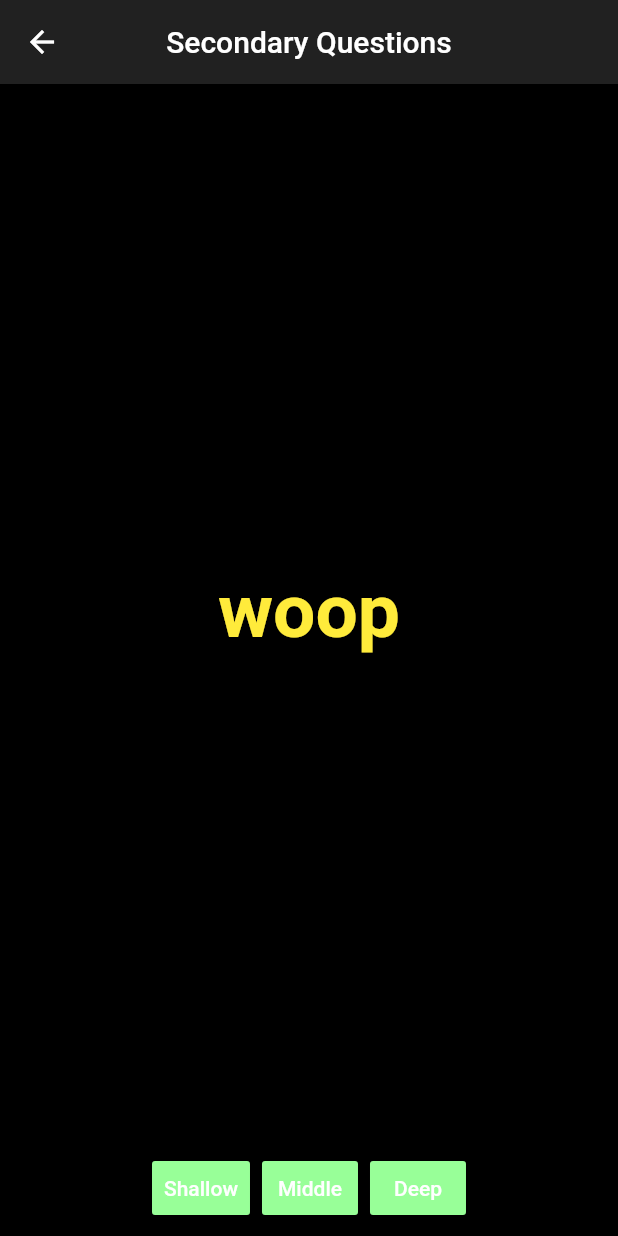
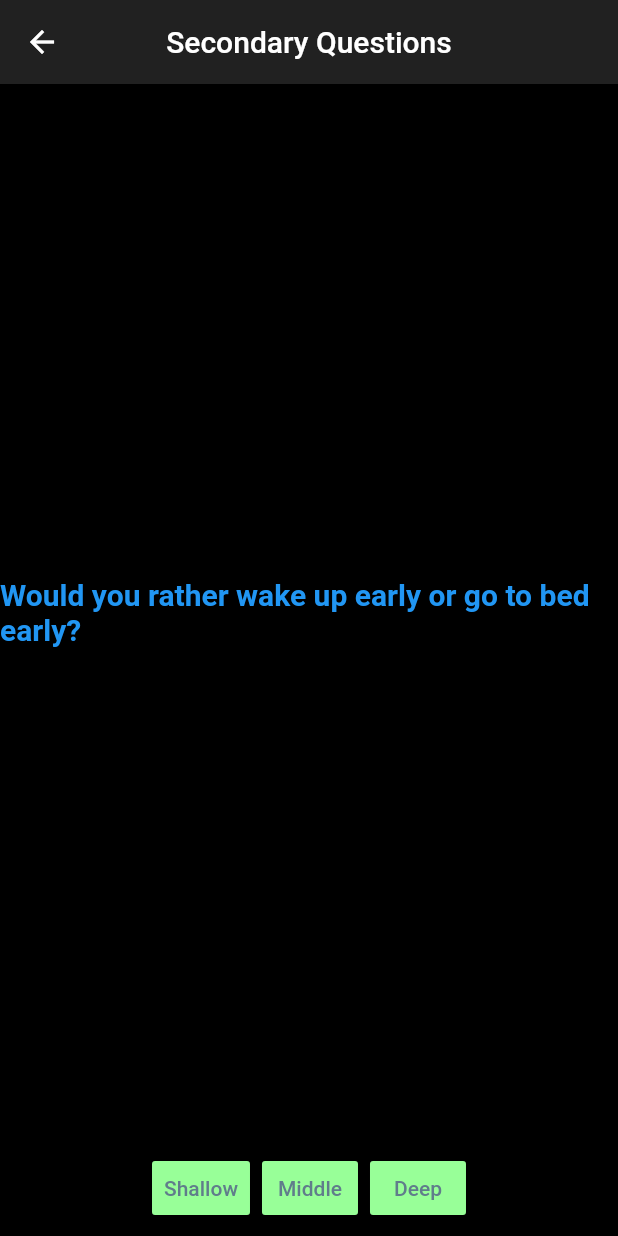
Before and after one commit to Derek-Girardi/green_circle_generator, a Flutter app: the screen it shows after launch, after a tap on "4 - 8", on a phone screen of 412 x 824 dp. Run offline on Flutter 3.47's test engine with Material 2 defaults, Android fonts, the light colour scheme and no system bars.

Commit message:
Updating text widget with a button press
This is a rough implementation but for now, when a button is a pressed
we set the state of the text widget with the value of the _difficultly
value. This will allow us to pull different sets of questions from the
json file. In the future I want another json file for the secondary page
and to make this more robust because this is prone for failure. But we
are barely in alpha now so this will be fine.

```diff
--- a/lib/assets/questions.json
+++ b/lib/assets/questions.json
@@ -10,9 +10,27 @@
   {"textQuestion": "Would you rather spend a day at the zoo or a day at the amusement park?"}
 ],
 "mediumQuestions":[
-    {"textQuestion": "yeehaw"}
+    {"textQuestion": "What would you do on a snowy day?"},
+    {"textQuestion": "What is the most caring thing someone has done for you?"},
+    {"textQuestion": "My class makes me feel…"},
+    {"textQuestion": "A rainy day makes me feel…"},
+    {"textQuestion": "What is the first thing you look forward to when you get to school?"},
+    {"textQuestion": "Who is someone in your life that you really admire?"},
+    {"textQuestion": "What is something you would like to get better at?"},
+    {"textQuestion": "The key to being happy is…"},
+    {"textQuestion": "How would you like others to treat you?"},
+    {"textQuestion": "What was the best gift you have ever received?"}
 ],
 "hardQuestions":[
-    {"textQuestion": "woop"}
+    {"textQuestion": "If you had a bucket of popcorn, who would you share it with?"},
+    {"textQuestion": "What makes you sad?"},
+    {"textQuestion": "Who would you call right now if you were guaranteed they would answer the phone?"},
+    {"textQuestion": "What is one toy/stuffed animal that you lost/broke and wish you could have back?"},
+    {"textQuestion": "What gives you butterflies in stomach?"},
+    {"textQuestion": "Who do you wish would hug you more?"},
+    {"textQuestion": "If you could make a wish for someone else, what would you wish?"},
+    {"textQuestion": "What message would you record for a bully?"},
+    {"textQuestion": "I love my teacher because… (Teacher- I love my students because…)"},
+    {"textQuestion": "I feel hurt when…"}
 ]
 }
--- a/lib/ui/Secondary_Page.dart
+++ b/lib/ui/Secondary_Page.dart
@@ -11,9 +11,10 @@ class SecondaryPage extends StatefulWidget {
 class SecondaryPageState extends State<SecondaryPage> {
 PageController controller = PageController();
   Animatable<Color> background;
- // String test = "${hardQuestions[0].textQuestion}";
+  int _difficulty;
 
-  @override
+
+ /* @override
   void initState() {
     _initialize();
     super.initState();
@@ -51,7 +52,11 @@ PageController controller = PageController();
     controller.dispose();
     _initialize();
     super.reassemble();
-  }
+  }*/
+
+ Future<String> _loadAsset() async {
+  return await rootBundle.loadString('lib/assets/questions.json');
+}
 
   @override
   Widget build(BuildContext context) {
@@ -70,22 +75,28 @@ PageController controller = PageController();
       body: Container(
           child: Center(
               child: new FutureBuilder(
-                  future: rootBundle.loadString('lib/assets/questions.json'),
+                  future: _loadAsset(),
                   builder: (BuildContext context, AsyncSnapshot snap) {
                     if (snap.hasData) {
                       var questions = questionsFromJson(snap.data);
                       return PageView.builder(
                           controller: controller,
                           scrollDirection: Axis.horizontal,
-                          itemCount: questions.hardQuestions.length,
+                          itemCount: (_difficulty==1)?questions.easyQuestions.length:    //TODO: make this robust, good for now though.
+                              (_difficulty==2)?questions.mediumQuestions.length:
+                              (_difficulty==3)?questions.hardQuestions.length:
+                              questions.easyQuestions.length,
+                          //itemCount: questions.easyQuestions.length,
                           itemBuilder: (BuildContext context, position) {
                             return Center(
-                              child: Text(
-                                "${questions.hardQuestions[position].textQuestion}",
+                              child: Text((_difficulty==1)?"${questions.easyQuestions[position].textQuestion}":    //TODO: make this robust, good for now though.
+                              (_difficulty==2)?"${questions.mediumQuestions[position].textQuestion}":
+                              (_difficulty==3)?"${questions.hardQuestions[position].textQuestion}":
+                              "${questions.easyQuestions[position].textQuestion}",
                                 style: TextStyle(
-                                    fontSize: 50.0,
+                                    fontSize: 20.0,
                                     fontWeight: FontWeight.bold,
-                                    color: Colors.yellow),
+                                    color: Colors.blue),
                               ),
                             );
                           });
@@ -98,21 +109,33 @@ PageController controller = PageController();
         children: <Widget>[
           new MaterialButton(
               color: Color(0xff98ff98),
-              textColor: Colors.white,
+              textColor: Colors.blueGrey,
               splashColor: Colors.blueGrey,
-              onPressed: () => {},
+              onPressed: () => {
+                setState((){
+                  _difficulty = 1;
+                })
+              },
               child: new Text("Shallow")),
           new MaterialButton(
               color: Color(0xff98ff98),
-              textColor: Colors.white,
+              textColor: Colors.blueGrey,
               splashColor: Colors.blueGrey,
-              onPressed: () => {},
+              onPressed: () => {
+                setState((){
+                  _difficulty = 2;
+                })
+              },
               child: new Text("Middle")),
           new MaterialButton(
               color: Color(0xff98ff98),
-              textColor: Colors.white,
+              textColor: Colors.blueGrey,
               splashColor: Colors.blueGrey,
-              onPressed: () => {},
+              onPressed: () => {
+                setState((){
+                  _difficulty = 3;
+                })
+              },
               child: new Text("Deep"))
         ],
       ),
```
Also changed, not shown: lib/ui/Primary_Page.dart (+35 -12 lines), pubspec.yaml (line endings or trailing spaces).
